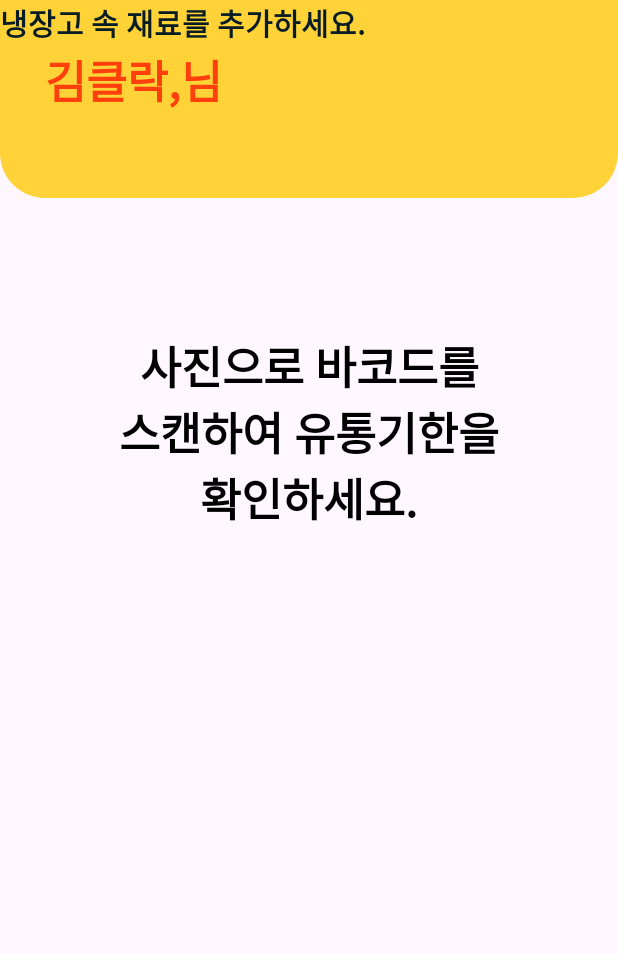
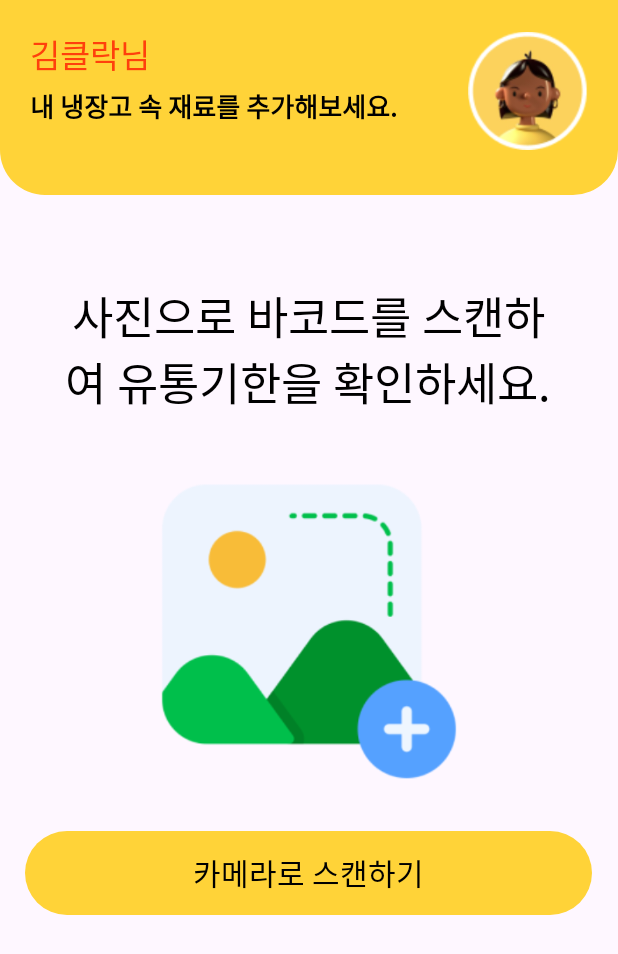
Before and after one commit to cooClock/CooClock-teamproject, an Android app: the photo_scan_page screen opened directly, with no data from a screen before it, on a phone screen of 412 x 824 dp. Shown: the top 954 px of the screen. Run offline under Robolectric (Android 15) with nearby library versions, the phone set to English and light mode, and no system bars.

Commit message:
phot_scan_page 구현 완

```diff
--- a/app/src/main/java/com/example/cooclock/photo_scan_page.java
+++ b/app/src/main/java/com/example/cooclock/photo_scan_page.java
@@ -1,14 +1,73 @@
 package com.example.cooclock;
 
+import androidx.activity.result.ActivityResult;
+import androidx.activity.result.ActivityResultCallback;
+import androidx.activity.result.ActivityResultLauncher;
+import androidx.activity.result.contract.ActivityResultContracts;
 import androidx.appcompat.app.AppCompatActivity;
 
+import android.content.Intent;
+import android.graphics.Bitmap;
+import android.net.Uri;
 import android.os.Bundle;
+import android.provider.MediaStore;
+import android.view.View;
+import android.widget.Button;
+import android.widget.ImageButton;
+import android.widget.ImageView;
+import android.widget.LinearLayout;
+import android.widget.TextView;
+
+import java.io.FileNotFoundException;
+import java.io.IOException;
 
 public class photo_scan_page extends AppCompatActivity {
-
+    Uri uri;
+    ImageButton imageButton;
     @Override
     protected void onCreate(Bundle savedInstanceState) {
         super.onCreate(savedInstanceState);
         setContentView(R.layout.activity_photo_scan_page);
+        TextView go_camera_scan_page = (TextView) findViewById(R.id.go_camera_scan_page);
+        ImageButton add_ingredient_image = (ImageButton) findViewById(R.id.add_ingredient_image);
+
+        go_camera_scan_page.setOnClickListener(new View.OnClickListener() {
+            @Override
+            public void onClick(View v) {
+                Intent intent = new Intent(photo_scan_page.this, camera_scan_page.class);
+                startActivity(intent);
+            }
+        });
+
+        add_ingredient_image.setOnClickListener(new View.OnClickListener() {
+            @Override
+            public void onClick(View v) {
+                Intent intent = new Intent(Intent.ACTION_PICK);
+                intent.setType("image/*");
+                startActivity(intent);
+                finish();
+            }
+        });
     }
+
+    ActivityResultLauncher<Intent> startActivityResult = registerForActivityResult(
+            new ActivityResultContracts.StartActivityForResult(),
+            new ActivityResultCallback<ActivityResult>() {
+                @Override
+                public void onActivityResult(ActivityResult result) {
+                    if(result.getResultCode() == RESULT_OK && result.getData() != null){
+                        uri = result.getData().getData();
+                        try{
+                            Bitmap bitmap = MediaStore.Images.Media.getBitmap(getContentResolver(), uri);
+                            imageButton.setImageBitmap(bitmap);
+                            imageButton.setVisibility(View.VISIBLE);
+                        }catch (FileNotFoundException e){
+                            e.printStackTrace();
+                        }catch(IOException e){
+                            e.printStackTrace();
+                        }
+                    }
+                }
+            }
+    );
 }
--- a/app/src/main/res/layout/activity_photo_scan_page.xml
+++ b/app/src/main/res/layout/activity_photo_scan_page.xml
@@ -1,87 +1,98 @@
 <?xml version="1.0" encoding="utf-8"?>
-<androidx.constraintlayout.widget.ConstraintLayout xmlns:android="http://schemas.android.com/apk/res/android"
+<LinearLayout xmlns:android="http://schemas.android.com/apk/res/android"
     xmlns:app="http://schemas.android.com/apk/res-auto"
     xmlns:tools="http://schemas.android.com/tools"
     android:layout_width="match_parent"
     android:layout_height="match_parent"
-    tools:context=".photo_scan_page">
-    <ImageView
-        android:id="@+id/imageView2"
-        android:layout_width="216dp"
-        android:layout_height="228dp"
-        app:layout_constraintBottom_toBottomOf="parent"
-        app:layout_constraintEnd_toEndOf="parent"
-        app:layout_constraintHorizontal_bias="0.517"
-        app:layout_constraintStart_toStartOf="parent"
-        app:layout_constraintTop_toTopOf="parent"
-        app:layout_constraintVertical_bias="0.699"
-        tools:srcCompat="@drawable/input_image_icon__1_" />
+    android:orientation="vertical">
 
-    <Button
-        android:id="@+id/button"
-        android:layout_width="379dp"
-        android:layout_height="57dp"
-        android:backgroundTint="#FFD338"
-        android:text="카메라로 스캔하기"
-        app:cornerRadius="22dp"
-        tools:layout_editor_absoluteX="16dp"
-        tools:layout_editor_absoluteY="645dp" />
+    <!-- 상단 앱바  -->
+    <LinearLayout
+        android:layout_width="match_parent"
+        android:layout_height="wrap_content"
+        android:background="@drawable/rect"
+        android:paddingTop="20dp"
+        android:paddingBottom="30dp"
+        android:paddingHorizontal="20dp"
+        android:layout_marginBottom="20dp" >
+        <LinearLayout
+            android:layout_width="wrap_content"
+            android:layout_height="wrap_content"
+            android:orientation="vertical">
+            <TextView
+                android:layout_width="wrap_content"
+                android:layout_height="wrap_content"
+                android:text="@string/username"
+                android:textColor="@color/pc_orange"
+                android:fontFamily="@font/notosanskr_medium"
+                android:includeFontPadding="false"
+                android:textSize="22dp"
+                android:layout_marginBottom="5dp"/>
+
+            <TextView
+                android:layout_width="wrap_content"
+                android:layout_height="wrap_content"
+                android:text="@string/my_refrigerator_page_text"
+                android:textColor="@color/black"
+                android:fontFamily="@font/notosanskr_light"
+                android:includeFontPadding="false"
+                android:textSize="17dp"
+                android:textFontWeight="700"/>
+
+        </LinearLayout>
+        <LinearLayout
+            android:layout_width="0dp"
+            android:layout_height="wrap_content"
+            android:layout_weight="1"/>
+        <LinearLayout
+            android:layout_width="wrap_content"
+            android:layout_height="wrap_content" >
+            <ImageView
+                android:layout_width="80dp"
+                android:layout_height="80dp"
+                android:src="@drawable/avatar"
+                android:scaleType="fitEnd"
+                android:layout_centerVertical="true" />
+
+        </LinearLayout>
+    </LinearLayout>
 
     <TextView
         android:id="@+id/textView"
-        android:layout_width="300dp"
+        android:layout_width="330dp"
         android:layout_height="125dp"
         android:gravity="center"
-        android:text="사진으로 바코드를
-        스캔하여 유통기한을
-        확인하세요."
-        android:textColor="#000000"
+        android:text="@string/photo_scan_page_d0"
+        android:fontFamily="@font/notosanskr_bold"
+        android:includeFontPadding="false"
+        android:textColor="@color/black"
         android:textSize="30dp"
-        android:textStyle="bold"
-        app:layout_constraintBottom_toBottomOf="parent"
-        app:layout_constraintEnd_toEndOf="parent"
-        app:layout_constraintHorizontal_bias="0.5"
-        app:layout_constraintStart_toStartOf="parent"
-        app:layout_constraintTop_toTopOf="parent"
-        app:layout_constraintVertical_bias="0.318" />
+        android:layout_gravity="center"
+        android:layout_marginTop="20dp"/>
 
-    <View
-        android:layout_width="match_parent"
-        android:layout_height="132dp"
-        android:background="@drawable/rect" />
+
+    <ImageButton
+        android:id="@+id/add_ingredient_image"
+        android:layout_width="216dp"
+        android:layout_height="228dp"
+        android:scaleType="fitCenter"
+        android:background="@color/clear"
+        android:src="@drawable/input_image_icon__1_"
+        android:layout_gravity="center"
+        android:layout_marginTop="10dp"/>
 
     <TextView
-        android:id="@+id/textView3"
-        android:layout_width="287dp"
-        android:layout_height="wrap_content"
-        android:text="냉장고 속 재료를 추가하세요."
-        android:textColor="#071C24"
+        android:id="@+id/go_camera_scan_page"
+        android:clickable="true"
+        android:layout_width="379dp"
+        android:layout_height="57dp"
+        android:text="카메라로 스캔하기"
+        android:layout_gravity="center"
+        android:gravity="center"
+        android:fontFamily="@font/notosanskr_medium"
+        android:includeFontPadding="false"
+        android:textColor="@color/black"
         android:textSize="20dp"
-        android:textStyle="bold"
-        tools:layout_editor_absoluteX="30dp"
-        tools:layout_editor_absoluteY="71dp" />
-
-    <TextView
-        android:id="@+id/textView4"
-        android:layout_width="150dp"
-        android:layout_height="wrap_content"
-        android:text="김클락,님"
-        android:textColor="#FF400C"
-        android:textSize="30dp"
-        android:textStyle="bold"
-        app:layout_constraintBottom_toBottomOf="parent"
-        app:layout_constraintEnd_toEndOf="parent"
-        app:layout_constraintHorizontal_bias="0.114"
-        app:layout_constraintStart_toStartOf="parent"
-        app:layout_constraintTop_toTopOf="parent"
-        app:layout_constraintVertical_bias="0.039" />
-
-    <ImageView
-        android:id="@+id/imageView7"
-        android:layout_width="wrap_content"
-        android:layout_height="wrap_content"
-        tools:layout_editor_absoluteX="292dp"
-        tools:layout_editor_absoluteY="16dp"
-        tools:srcCompat="@drawable/avatar" />
-
-</androidx.constraintlayout.widget.ConstraintLayout>
+        android:background="@drawable/recipe_page_title_border"
+        android:layout_marginTop="20dp"/>
+</LinearLayout>
--- a/app/src/main/res/values/strings.xml
+++ b/app/src/main/res/values/strings.xml
@@ -66,4 +66,5 @@
     <string name="recipe_page_d4">후기</string>
     <!-- TODO: Remove or change this placeholder text -->
     <string name="hello_blank_fragment">Hello blank fragment</string>
+    <string name="photo_scan_page_d0">사진으로 바코드를 스캔하여 유통기한을 확인하세요.</string>
 </resources>
```
